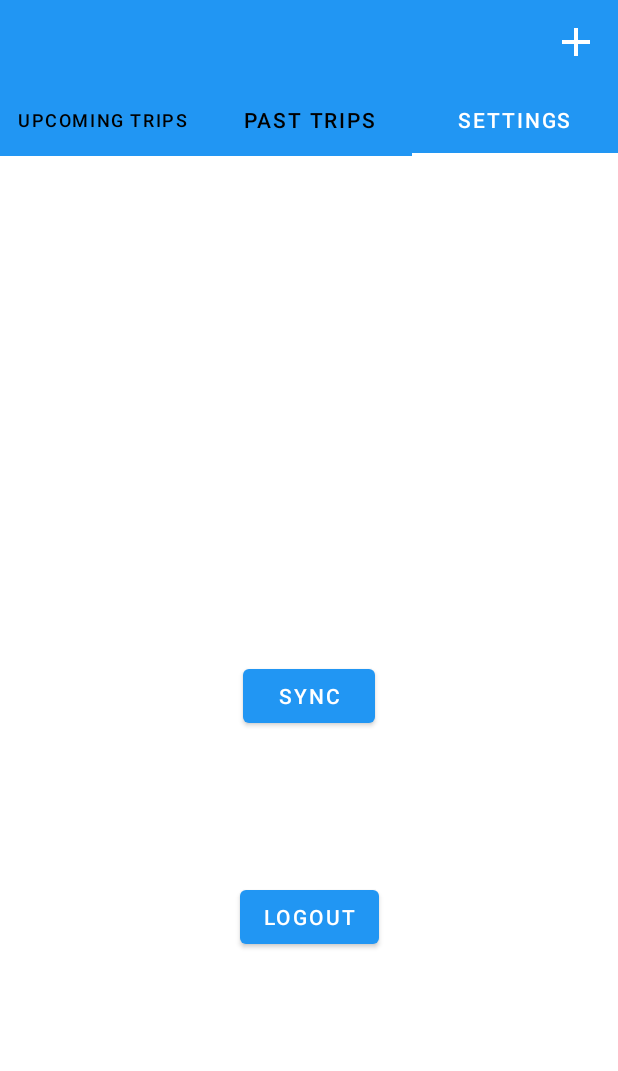
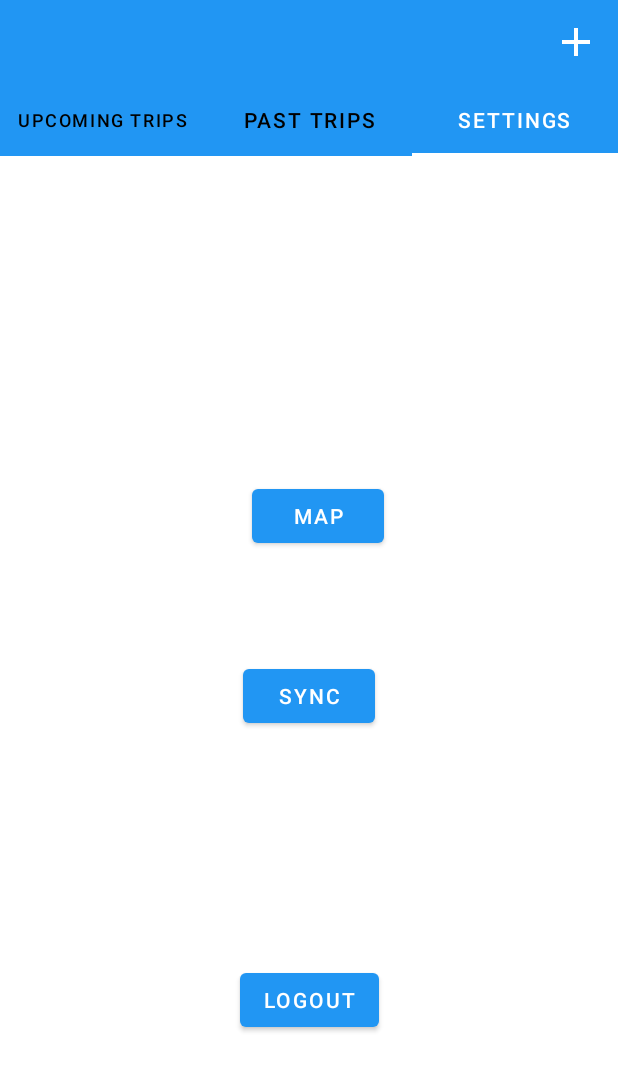
Before and after one commit to bashayerreda/Trip-remenders, an Android app: the screen it shows after launch (HomeActivity), tab 3 chosen, on a phone screen of 412 x 824 dp. Shown: the top 1071 px of the screen. Run offline under Robolectric (Android 15) with nearby library versions, the phone set to English and light mode, and no system bars; our stand-ins replace Firebase (no records; nobody signed in at launch, a user with empty details on screens opened directly), Room's generated code.

Commit message:
add map update map

```diff
--- a/app/build.gradle
+++ b/app/build.gradle
@@ -39,6 +39,7 @@ dependencies {
     implementation 'com.google.android.material:material:1.3.0'
     implementation 'androidx.constraintlayout:constraintlayout:2.0.4'
     implementation 'com.google.firebase:firebase-database:19.7.0'
+    implementation 'com.google.android.gms:play-services-maps:17.0.0'
     testImplementation 'junit:junit:4.13.2'
     androidTestImplementation 'androidx.test.ext:junit:1.1.2'
     androidTestImplementation 'androidx.test.espresso:espresso-core:3.3.0'
--- a/app/src/main/java/com/example/tripremenders/HomeActivity.java
+++ b/app/src/main/java/com/example/tripremenders/HomeActivity.java
@@ -33,7 +33,8 @@ public class HomeActivity extends AppCompatActivity {
     ViewPager viewPager;
     TabLayout tabLayout;
     Toolbar toolbar;
-
+      FirebaseAuth firebaseAuth;
+      FirebaseUser firebaseUser;
     @Override
     protected void onCreate(Bundle savedInstanceState) {
         super.onCreate(savedInstanceState);
@@ -47,6 +48,8 @@ public class HomeActivity extends AppCompatActivity {
         setPagerAdapter();
         setTabLayout();
 
+        //firebaseAuth.getCurrentUser();
+ //firebaseUser.getUid();
 
         final boolean getDataFromFirebase =
                 getIntent().getBooleanExtra("getDataFromFirebase", false);
--- a/app/src/main/java/com/example/tripremenders/adapters/UpcomingTripAdapter.java
+++ b/app/src/main/java/com/example/tripremenders/adapters/UpcomingTripAdapter.java
@@ -8,6 +8,7 @@ import android.view.LayoutInflater;
 import android.view.MenuInflater;
 import android.view.View;
 import android.view.ViewGroup;
+import android.widget.Button;
 import android.widget.ImageButton;
 import android.widget.ImageView;
 import android.widget.LinearLayout;
@@ -22,24 +23,27 @@ import androidx.transition.Transition;
 import androidx.transition.TransitionListenerAdapter;
 import androidx.transition.TransitionManager;
 
-import java.util.ArrayList;
-
 import com.example.tripremenders.AddTripActivity;
 import com.example.tripremenders.NoteActivity;
 import com.example.tripremenders.R;
 import com.example.tripremenders.models.TripModel;
 import com.example.tripremenders.models.TripViewModel;
 
+import java.util.ArrayList;
+
 public class UpcomingTripAdapter extends RecyclerView.Adapter<UpcomingTripAdapter.ViewHolder> {
 
     ArrayList<TripModel>  trips;
     Context context;
     MenuInflater menuInflater;
-    RecyclerView recyclerView;
-
+   public RecyclerView recyclerView;
+    public StartTrip setStartTrip = null;
+   public TripModel tripModel;
     LinearLayout lastLinearLayoutClickOn;
-
-
+    public interface StartTrip {
+        void onClick(TripModel tripModel);
+    }
+    public UpcomingTripAdapter(){}
     public UpcomingTripAdapter(Context context,
                                ArrayList<TripModel> trips,
                                MenuInflater menuInflater,
@@ -77,12 +81,12 @@ public class UpcomingTripAdapter extends RecyclerView.Adapter<UpcomingTripAdapte
         }
 
         holder.tripLinearLayout.setOnClickListener(v -> {
-
-            if(lastLinearLayoutClickOn != null
-                    && lastLinearLayoutClickOn != holder.buttonsLinearLayout) {
-                lastLinearLayoutClickOn.setVisibility(View.GONE);
+            if (trips.get(position).getTripType() != null) {
+                if (lastLinearLayoutClickOn != null
+                        && lastLinearLayoutClickOn != holder.buttonsLinearLayout) {
+                    lastLinearLayoutClickOn.setVisibility(View.GONE);
+                }
             }
-
             lastLinearLayoutClickOn =  holder.buttonsLinearLayout;
 
             final int visibilityOfButtons = holder.buttonsLinearLayout.getVisibility();
@@ -107,6 +111,15 @@ public class UpcomingTripAdapter extends RecyclerView.Adapter<UpcomingTripAdapte
                             holder.buttonsLinearLayout.getVisibility() == View.GONE  ?
                                     View.VISIBLE : View.GONE );
         });
+        if (setStartTrip != null) {
+            holder.btnStart.setOnClickListener(new View.OnClickListener() {
+                @Override
+                public void onClick(View v) {
+                    setStartTrip.onClick(trips.get(position));
+                }
+            });
+        }
+
 
         holder.editTripButton.setOnClickListener(v -> {
             Intent intent = new Intent(context, AddTripActivity.class);
@@ -159,7 +172,7 @@ public class UpcomingTripAdapter extends RecyclerView.Adapter<UpcomingTripAdapte
 
         LinearLayout buttonsLinearLayout;
 
-
+        Button btnStart;
         public ViewHolder(@NonNull View itemView) {
             super(itemView);
 
@@ -172,7 +185,7 @@ public class UpcomingTripAdapter extends RecyclerView.Adapter<UpcomingTripAdapte
             tripeTypeImageView = itemView.findViewById(R.id.trip_type_icon);
             tripLinearLayout = itemView.findViewById(R.id.trip_linear_layout);
             buttonsLinearLayout = itemView.findViewById(R.id.buttons_linear_layout);
-
+            btnStart = itemView.findViewById(R.id.btn_start);
             editTripButton =  itemView.findViewById(R.id.edit_trip);
             addNoteTripButton = itemView.findViewById(R.id.add_note_trip);
             deleteTripButton = itemView.findViewById(R.id.delete_trip);
--- a/app/src/main/java/com/example/tripremenders/fragment/UpcomingTripsFragment.java
+++ b/app/src/main/java/com/example/tripremenders/fragment/UpcomingTripsFragment.java
@@ -4,6 +4,9 @@ import android.content.ActivityNotFoundException;
 import android.content.Intent;
 import android.net.Uri;
 import android.os.Bundle;
+import android.view.LayoutInflater;
+import android.view.View;
+import android.view.ViewGroup;
 
 import androidx.annotation.NonNull;
 import androidx.annotation.Nullable;
@@ -13,25 +16,22 @@ import androidx.lifecycle.ViewModelProviders;
 import androidx.recyclerview.widget.LinearLayoutManager;
 import androidx.recyclerview.widget.RecyclerView;
 
-import android.view.LayoutInflater;
-import android.view.View;
-import android.view.ViewGroup;
-
-import java.util.ArrayList;
-import java.util.List;
-
 import com.example.tripremenders.R;
 import com.example.tripremenders.adapters.UpcomingTripAdapter;
 import com.example.tripremenders.models.TripModel;
 import com.example.tripremenders.models.TripViewModel;
 
+import java.util.ArrayList;
+import java.util.List;
+
 public class UpcomingTripsFragment extends Fragment {
-
+    public UpcomingTripAdapter.StartTrip setStartTrip = null;
     ArrayList<TripModel> trips;
-   UpcomingTripAdapter tripAdapter;
+   UpcomingTripAdapter upcomingTripAdapter;
     private TripViewModel tripViewModel;
-
-
+      TripModel tripModel;
+      public  UpcomingTripAdapter tripAdapter;
+      RecyclerView recyclerView;
     public UpcomingTripsFragment() {
         // Required empty public constructor
     }
@@ -60,7 +60,6 @@ public class UpcomingTripsFragment extends Fragment {
         LinearLayoutManager linearLayoutManager = new LinearLayoutManager(getContext());
 
         linearLayoutManager.setOrientation(RecyclerView.VERTICAL);
-
         RecyclerView recyclerView = getActivity().findViewById(R.id.upcoming_trip_recyclerView);
 
         recyclerView.setLayoutManager(linearLayoutManager);
@@ -70,6 +69,16 @@ public class UpcomingTripsFragment extends Fragment {
                         recyclerView);
 
         recyclerView.setAdapter(upcomingTripAdapter);
+       upcomingTripAdapter.setStartTrip = new UpcomingTripAdapter.StartTrip() {
+            @Override
+            public void onClick(TripModel tripModel) {
+                TripModel newtripModel = new TripModel();
+                newtripModel = tripModel;
+                newtripModel.setStatus(1);
+                tripViewModel.update(newtripModel);
+                DisplayTrack(tripModel.getEndPoint());
+            }
+        };
 
         tripViewModel.getAllUpcomingTrips().observe(this, new Observer<List<TripModel>>() {
             @Override
@@ -82,10 +91,10 @@ public class UpcomingTripsFragment extends Fragment {
     }
     private void DisplayTrack(String sDestination) {
         //if device dosnt have mape installed then redirect it to play store
-
+        https://www.google.com/maps/search/?api=1&query=47.5951518,-122.3316393
         try {
             //when google map installed
-            Uri uri = Uri.parse("https://www.google.co.in/maps/dir/" + "/" + sDestination);
+            Uri uri = Uri.parse("  https://www.google.com/maps/search" + "/" + sDestination);
 
             //Action view with uri
             Intent intent = new Intent(Intent.ACTION_VIEW, uri);
--- a/app/src/main/java/com/example/tripremenders/models/TripDao.java
+++ b/app/src/main/java/com/example/tripremenders/models/TripDao.java
@@ -11,7 +11,7 @@ import androidx.room.Update;
 import java.util.List;
 
 @Dao
-public interface TripDao {
+public interface TripDao  {
 
     @Query("SELECT * FROM trips")
     LiveData<List<TripModel>> getAllTrips();
--- a/app/src/main/java/com/example/tripremenders/models/TripRepository.java
+++ b/app/src/main/java/com/example/tripremenders/models/TripRepository.java
@@ -9,27 +9,30 @@ import java.util.List;
 public class TripRepository {
 
     private TripDao tripDao;
-    private final LiveData<List<TripModel>> allTrips;
-    private final LiveData<List<TripModel>> upComingTrips;
-    private final LiveData<List<TripModel>> pastTrips;
+    private LiveData<List<TripModel>> allTrips;
+    private LiveData<List<TripModel>> upComingTrips;
+    private LiveData<List<TripModel>> pastTrips;
 
     TripRepository(Application application) {
      TripDatabase tripDatabase = TripDatabase.getDatabase(application);
         tripDao = tripDatabase.tripDao();
-        allTrips = tripDao.getAllTrips();
-        upComingTrips = tripDao.getAllUpComingTrips();
-        pastTrips = tripDao.getAllPastTrips();
+
     }
 
     public LiveData<List<TripModel>> getAllTrips() {
+        allTrips = tripDao.getAllTrips();
         return allTrips;
     }
 
     public LiveData<List<TripModel>> getAllUpcomingTrips() {
+        upComingTrips = tripDao.getAllUpComingTrips();
         return upComingTrips;
     }
 
     public LiveData<List<TripModel>> getAllPastTrips() {
+
+        pastTrips = tripDao.getAllPastTrips();
+
         return pastTrips;
     }
 
--- a/app/src/main/res/layout/fragment_settings.xml
+++ b/app/src/main/res/layout/fragment_settings.xml
@@ -23,8 +23,18 @@
         android:text="@string/logout"
         app:layout_constraintBottom_toBottomOf="parent"
         app:layout_constraintEnd_toEndOf="parent"
-        app:layout_constraintHorizontal_bias="0.501"
         app:layout_constraintStart_toStartOf="parent"
-        app:layout_constraintTop_toBottomOf="@+id/sync_button"
-        app:layout_constraintVertical_bias="0.344" />
+        app:layout_constraintTop_toTopOf="parent"
+        app:layout_constraintVertical_bias="0.802" />
+
+    <Button
+        android:id="@+id/map"
+        android:layout_width="wrap_content"
+        android:layout_height="wrap_content"
+        android:layout_marginStart="168dp"
+        android:layout_marginLeft="168dp"
+        android:layout_marginTop="216dp"
+        android:text="map"
+        app:layout_constraintStart_toStartOf="parent"
+        app:layout_constraintTop_toTopOf="parent" />
 </androidx.constraintlayout.widget.ConstraintLayout>
--- a/app/src/main/res/values/strings.xml
+++ b/app/src/main/res/values/strings.xml
@@ -48,5 +48,6 @@
     <string name="edit">edit</string>
     <string name="sync">sync</string>
     <string name="logout">logout</string>
+    <string name="title_activity_maps">Map</string>
 
 </resources>
```
Also changed, not shown: app/src/debug/res/values/google_maps_api.xml (added, +24 -0 lines), app/src/main/AndroidManifest.xml (+32 -8 lines), app/src/main/java/com/example/tripremenders/MainActivity.java (+11 -2 lines), app/src/main/java/com/example/tripremenders/MapsActivity.java (added, +244 -0 lines), app/src/main/java/com/example/tripremenders/SignUpActivity.java (+12 -8 lines), app/src/main/java/com/example/tripremenders/adapters/PastTripAdapter.java (+6 -3 lines), app/src/main/java/com/example/tripremenders/fragment/SettingsFragment.java (+29 -4 lines), app/src/main/java/com/example/tripremenders/models/TripModel.java (+2 -5 lines), app/src/main/res/layout/activity_add_trip.xml (+6 -2 lines), app/src/main/res/layout/activity_main.xml (+10 -0 lines), app/src/main/res/layout/activity_maps.xml (added, +9 -0 lines), 1 other file.
